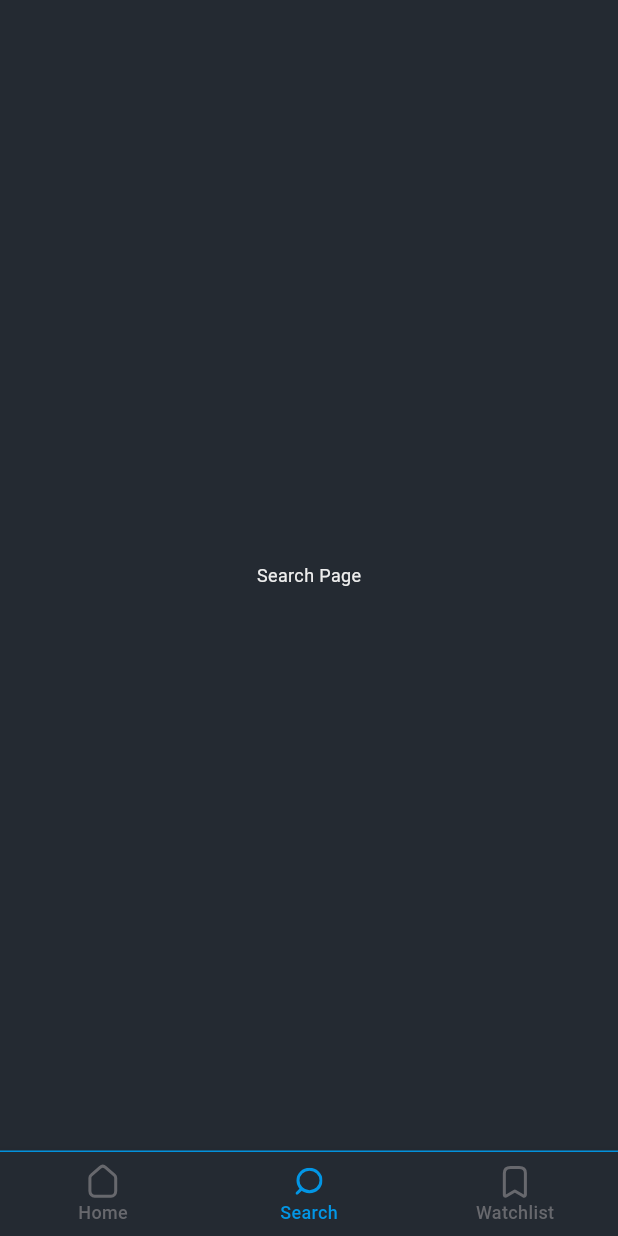
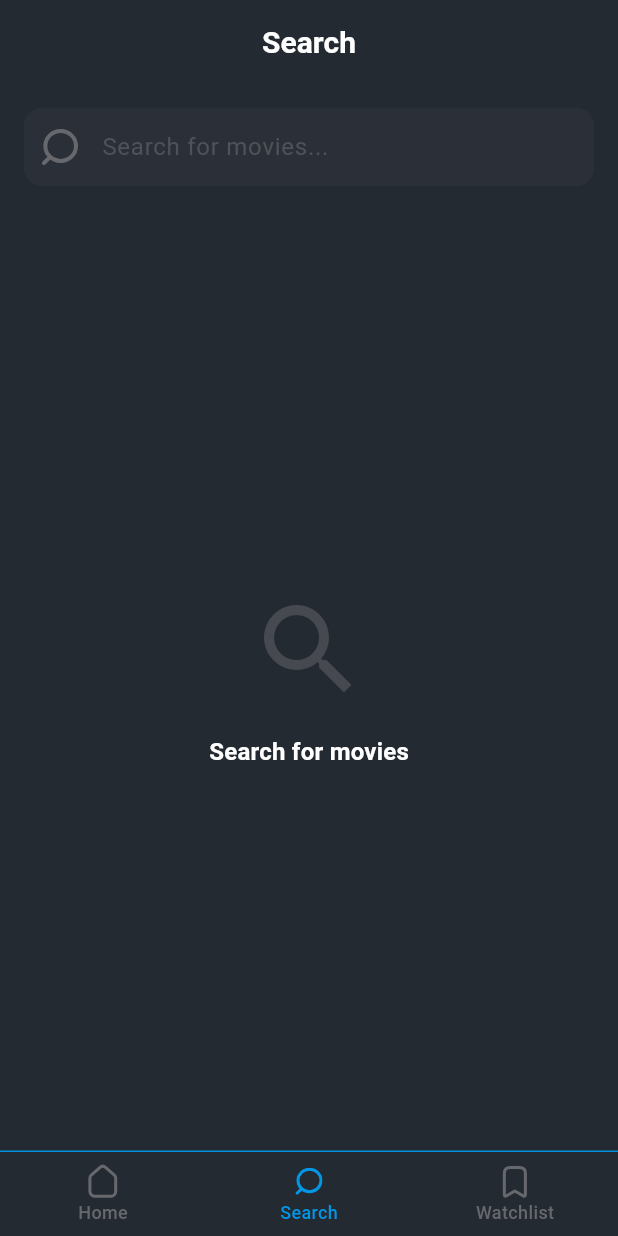
Before and after one commit to Clark605/movies_nti_g5, a Flutter app: the screen it shows after launch, item 2 of the bottom bar chosen, on a phone screen of 412 x 824 dp. Run offline on Flutter 3.47's test engine with Material 3 defaults, Android fonts, the phone set to English and light mode, and no system bars; our stand-ins replace cached_network_image, flutter_bloc, flutter_svg, hive, hive_flutter, skeletonizer; accounts and stored records are empty; network calls fail.

Commit message:
feat: Implement search functionality with SearchScreen and SearchApi integration

```diff
--- a/lib/features/app_section/view/app_section.dart
+++ b/lib/features/app_section/view/app_section.dart
@@ -3,6 +3,7 @@ import 'package:flutter_svg/svg.dart';
 import 'package:movies/core/constants/app_assets.dart';
 import 'package:movies/core/theme/app_colors.dart';
 import 'package:movies/features/home/view/screens/home_screen.dart';
+import 'package:movies/features/search/view/screens/search_screen.dart';
 import 'package:movies/features/watchlist/view/screens/watchlist_screen.dart';
 
 class AppSection extends StatefulWidget {
@@ -17,9 +18,10 @@ class _AppSectionState extends State<AppSection> {
   int _currentIndex = 0;
   final List<Widget> pages = [
     const HomeScreen(),
-    const Center(child: Text('Search Page')),
+    const SearchScreen(),
     const WatchlistScreen(),
   ];
+
   @override
   Widget build(BuildContext context) {
     return Scaffold(
--- /dev/null
+++ b/lib/features/search/data/models/movie_model.dart
@@ -0,0 +1,76 @@
+class SearchResponseModel {
+  int? page;
+  List<Results>? results;
+  int? totalPages;
+  int? totalResults;
+
+  SearchResponseModel({
+    this.page,
+    this.results,
+    this.totalPages,
+    this.totalResults,
+  });
+
+  SearchResponseModel.fromJson(Map<String, dynamic> json) {
+    page = json['page'];
+    if (json['results'] != null) {
+      results = <Results>[];
+      json['results'].forEach((v) {
+        results!.add(new Results.fromJson(v));
+      });
+    }
+    totalPages = json['total_pages'];
+    totalResults = json['total_results'];
+  }
+}
+
+class Results {
+  bool? adult;
+  String? backdropPath;
+  List<int>? genreIds;
+  int? id;
+  String? originalLanguage;
+  String? originalTitle;
+  String? overview;
+  double? popularity;
+  String? posterPath;
+  String? releaseDate;
+  String? title;
+  bool? video;
+  double? voteAverage;
+  int? voteCount;
+
+  Results({
+    this.adult,
+    this.backdropPath,
+    this.genreIds,
+    this.id,
+    this.originalLanguage,
+    this.originalTitle,
+    this.overview,
+    this.popularity,
+    this.posterPath,
+    this.releaseDate,
+    this.title,
+    this.video,
+    this.voteAverage,
+    this.voteCount,
+  });
+
+  Results.fromJson(Map<String, dynamic> json) {
+    adult = json['adult'];
+    backdropPath = json['backdrop_path'];
+    genreIds = json['genre_ids'].cast<int>();
+    id = json['id'];
+    originalLanguage = json['original_language'];
+    originalTitle = json['original_title'];
+    overview = json['overview'];
+    popularity = json['popularity'];
+    posterPath = json['poster_path'];
+    releaseDate = json['release_date'];
+    title = json['title'];
+    video = json['video'];
+    voteAverage = json['vote_average'];
+    voteCount = json['vote_count'];
+  }
+}
--- a/lib/features/search/view/screens/search_screen.dart
+++ b/lib/features/search/view/screens/search_screen.dart
@@ -0,0 +1,201 @@
+import 'package:flutter/material.dart';
+import 'package:flutter_bloc/flutter_bloc.dart';
+import 'package:flutter_svg/svg.dart';
+import 'package:movies/core/constants/app_assets.dart';
+import 'package:movies/core/theme/app_colors.dart';
+import 'package:movies/features/details/view/screens/details_screen.dart';
+import 'package:movies/features/search/view/widgets/search_movie_item.dart';
+import 'package:movies/features/search/view_model/search_cubit.dart';
+import 'package:movies/features/search/view_model/search_state.dart';
+
+class SearchScreen extends StatefulWidget {
+  const SearchScreen({super.key});
+
+  @override
+  State<SearchScreen> createState() => _SearchScreenState();
+}
+
+class _SearchScreenState extends State<SearchScreen> {
+  final TextEditingController _searchController = TextEditingController();
+  final SearchCubit _searchCubit = SearchCubit();
+
+  @override
+  void dispose() {
+    _searchController.dispose();
+    _searchCubit.close();
+    super.dispose();
+  }
+
+  @override
+  Widget build(BuildContext context) {
+    return Scaffold(
+      appBar: AppBar(
+        title: Text('Search', style: Theme.of(context).textTheme.titleLarge),
+        automaticallyImplyLeading: false,
+      ),
+      body: Column(
+        children: [
+          // Search Bar
+          Padding(
+            padding: const EdgeInsets.all(16.0),
+            child: TextField(
+              controller: _searchController,
+              onChanged: (value) {
+                _searchCubit.searchMovies(value);
+              },
+              style: const TextStyle(color: AppColors.titleText),
+              decoration: InputDecoration(
+                hintText: 'Search for movies...',
+                hintStyle: TextStyle(color: AppColors.grey.withOpacity(0.6)),
+                prefixIcon: Padding(
+                  padding: const EdgeInsets.all(12.0),
+                  child: SvgPicture.asset(
+                    AppAssets.searchBarIcon,
+                    colorFilter: ColorFilter.mode(
+                      AppColors.grey,
+                      BlendMode.srcIn,
+                    ),
+                  ),
+                ),
+                suffixIcon: _searchController.text.isNotEmpty
+                    ? IconButton(
+                        icon: const Icon(Icons.clear, color: AppColors.grey),
+                        onPressed: () {
+                          _searchController.clear();
+                          _searchCubit.clearSearch();
+                        },
+                      )
+                    : null,
+                filled: true,
+                fillColor: AppColors.grey.withOpacity(0.1),
+                border: OutlineInputBorder(
+                  borderRadius: BorderRadius.circular(12),
+                  borderSide: BorderSide.none,
+                ),
+                contentPadding: const EdgeInsets.symmetric(
+                  horizontal: 16,
+                  vertical: 14,
+                ),
+              ),
+            ),
+          ),
+
+          // Search Results
+          Expanded(
+            child: BlocBuilder<SearchCubit, SearchState>(
+              bloc: _searchCubit,
+              builder: (context, state) {
+                // Initial State
+                if (state is SearchInitial) {
+                  return Center(
+                    child: Column(
+                      mainAxisAlignment: MainAxisAlignment.center,
+                      children: [
+                        Icon(
+                          Icons.search,
+                          size: 80,
+                          color: AppColors.grey.withOpacity(0.5),
+                        ),
+                        const SizedBox(height: 16),
+                        Text(
+                          'Search for movies',
+                          style: Theme.of(context).textTheme.titleMedium,
+                        ),
+                      ],
+                    ),
+                  );
+                }
+
+                // Loading State
+                if (state is SearchLoading) {
+                  return const Center(
+                    child: CircularProgressIndicator(
+                      color: AppColors.secondaryColor,
+                    ),
+                  );
+                }
+
+                // Empty State (No Results)
+                if (state is SearchEmpty) {
+                  return Center(
+                    child: Column(
+                      mainAxisAlignment: MainAxisAlignment.center,
+                      children: [
+                        Icon(
+                          Icons.movie_outlined,
+                          size: 100,
+                          color: AppColors.grey.withOpacity(0.5),
+                        ),
+                        const SizedBox(height: 16),
+                        Text(
+                          'We Are Sorry, We Can\nNot Find The Movie :(',
+                          textAlign: TextAlign.center,
+                          style: Theme.of(context).textTheme.titleMedium,
+                        ),
+                        const SizedBox(height: 8),
+                        Text(
+                          'Find your movie by Type title,\ncategories, years, etc',
+                          textAlign: TextAlign.center,
+                          style: Theme.of(context).textTheme.bodySmall,
+                        ),
+                      ],
+                    ),
+                  );
+                }
+
+                // Error State
+                if (state is SearchError) {
+                  return Center(
+                    child: Column(
+                      mainAxisAlignment: MainAxisAlignment.center,
+                      children: [
+                        Icon(
+                          Icons.error_outline,
+                          size: 80,
+                          color: AppColors.grey.withOpacity(0.5),
+                        ),
+                        const SizedBox(height: 16),
+                        Text(
+                          'Error: ${state.errorMessage}',
+                          textAlign: TextAlign.center,
+                          style: Theme.of(context).textTheme.bodyMedium,
+                        ),
+                      ],
+                    ),
+                  );
+                }
+
+                // Success State (Show Results)
+                if (state is SearchSuccess) {
+                  return ListView.builder(
+                    padding: const EdgeInsets.symmetric(horizontal: 16),
+                    itemCount: state.movies.length,
+                    itemBuilder: (context, index) {
+                      final movie = state.movies[index];
+                      return SearchMovieItem(
+                        movie: movie,
+                        onTap: () {
+                          if (movie.id != null) {
+                            Navigator.push(
+                              context,
+                              MaterialPageRoute(
+                                builder: (context) =>
+                                    DetailsScreen(movieId: movie.id!),
+                              ),
+                            );
+                          }
+                        },
+                      );
+                    },
+                  );
+                }
+
+                return const SizedBox.shrink();
+              },
+            ),
+          ),
+        ],
+      ),
+    );
+  }
+}
--- a/lib/features/search/view_model/search_state.dart
+++ b/lib/features/search/view_model/search_state.dart
@@ -0,0 +1,21 @@
+import 'package:movies/features/search/data/models/movie_model.dart';
+
+abstract class SearchState {}
+
+class SearchInitial extends SearchState {}
+
+class SearchLoading extends SearchState {}
+
+class SearchSuccess extends SearchState {
+  final List<Results> movies;
+
+  SearchSuccess({required this.movies});
+}
+
+class SearchError extends SearchState {
+  final String errorMessage;
+
+  SearchError({required this.errorMessage});
+}
+
+class SearchEmpty extends SearchState {}
```
Also changed, not shown: lib/features/search/data/api/search_api.dart (+32 -0 lines), lib/features/search/view/widgets/movie_item.dart (added, +84 -0 lines), lib/features/search/view/widgets/search_movie_item.dart (added, +120 -0 lines), lib/features/search/view_model/search_cubit.dart (+34 -0 lines), lib/features/search/data/models/search_model.dart (deleted), lib/features/search/view/widgets/search_widgets.dart (deleted), pubspec.lock.
